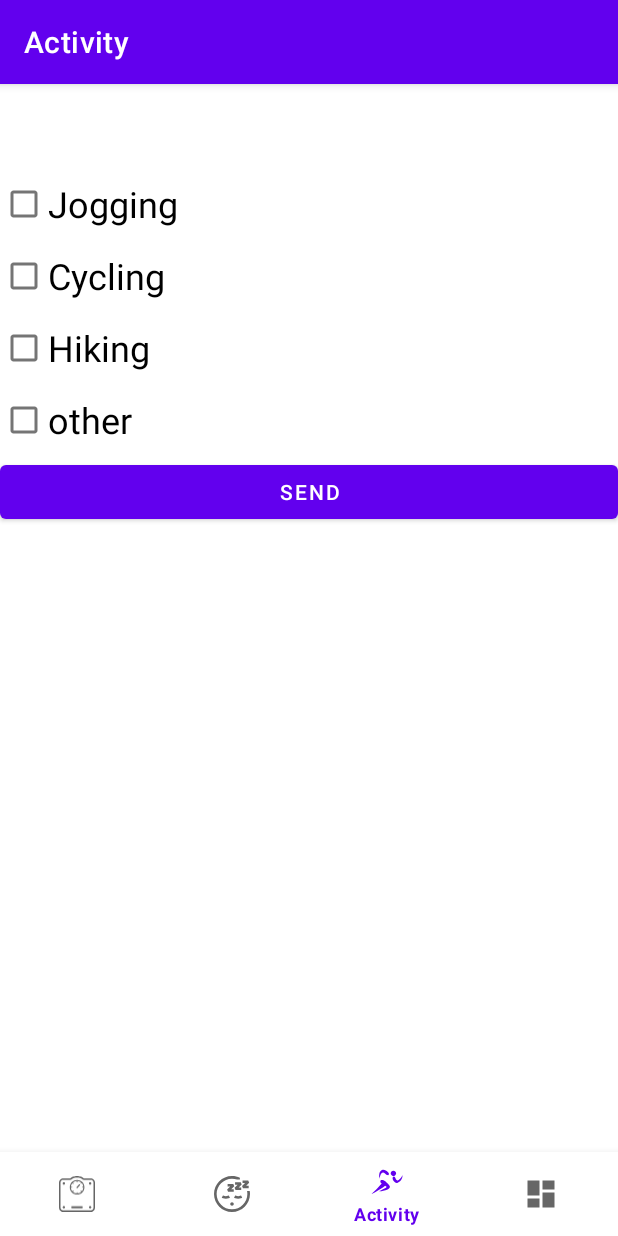
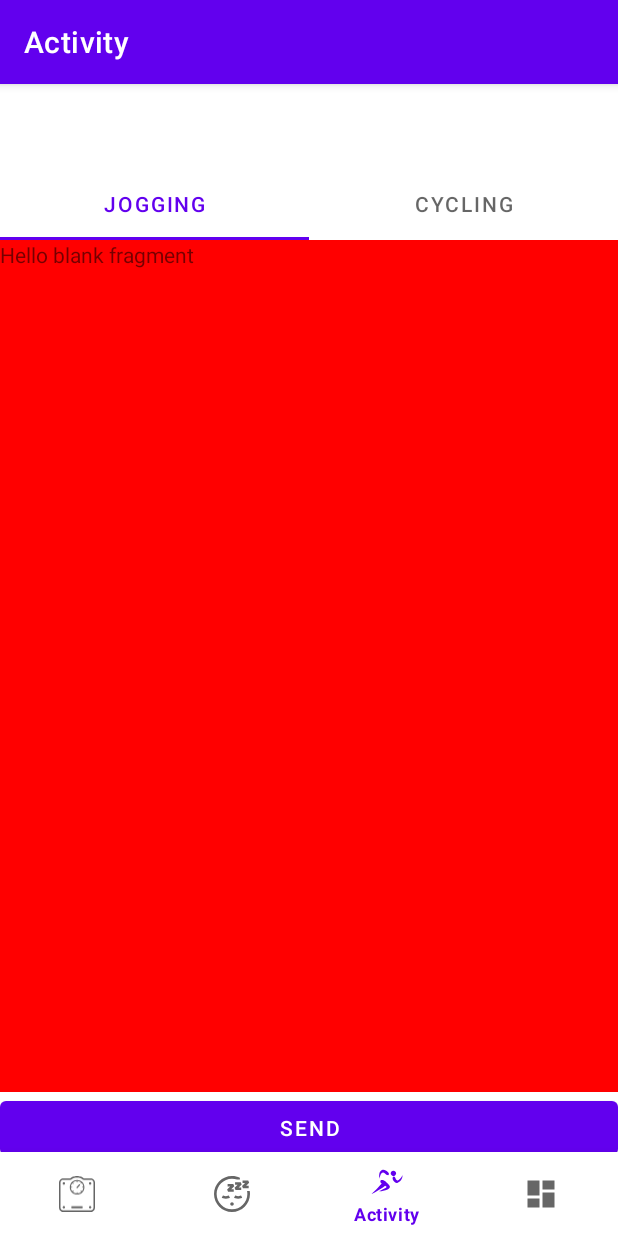
Before and after one commit to ChristianBlankenberg/MyFitnessLogger2023, an Android app: the ActivityFragment screen opened through its navigation route, on a phone screen of 412 x 824 dp. Run offline under Robolectric (Android 15) with nearby library versions, the phone set to English and light mode, and no system bars; our stand-ins replace Firebase (no records; nobody signed in at launch, a user with empty details on screens opened directly), navigation-ui; network calls fail; 1 statement that could not run was skipped.

Commit message:
- development increment (intermediate)

```diff
--- a/app/src/main/java/com/example/myfitnesslogger2023/ui/activity/ActivityFragment.kt
+++ b/app/src/main/java/com/example/myfitnesslogger2023/ui/activity/ActivityFragment.kt
@@ -47,7 +47,14 @@ class ActivityFragment : SendInfoBaseFragment() {
         _binding = FragmentActivityBinding.inflate(inflater, container, false)
         val root: View = binding.root
 
-        this.initialize(activityViewModel, binding.SendButton, binding.circularProgress)
+        this.initialize(activityViewModel,  binding.SendButton, binding.circularProgress)
+
+        val myFragmentPagerAdapter = MyFragmentPagerAdapter(context, childFragmentManager, 2)
+        myFragmentPagerAdapter.addFragment(JoggingFragment(), context?.resources?.getText(R.string.jogging).toString())
+        myFragmentPagerAdapter.addFragment(CyclingFragment(), context?.resources?.getText(R.string.cycling).toString())
+
+        binding.activityTypeTabs.setupWithViewPager(binding.activitiesView)
+        binding.activitiesView.adapter = myFragmentPagerAdapter
 
         this.initializeCheckBoxes()
         this.checkPanelVisibilties()
@@ -58,7 +65,7 @@ class ActivityFragment : SendInfoBaseFragment() {
     }
 
     private fun initializeCheckBoxes() {
-        binding.joggingCB.setOnClickListener {
+/*        binding.joggingCB.setOnClickListener {
             this.onCBChecked(it as MaterialCheckBox)
         }
         binding.cyclingCB.setOnClickListener {
@@ -69,11 +76,11 @@ class ActivityFragment : SendInfoBaseFragment() {
         }
         binding.otherCB.setOnClickListener {
             this.onCBChecked(it as MaterialCheckBox)
-        }
+        }*/
     }
 
     private fun onCBChecked(cb: MaterialCheckBox?) {
-        if (cb != binding.joggingCB) {
+/*        if (cb != binding.joggingCB) {
             binding.joggingCB.isChecked = false;
         }
         if (cb != binding.cyclingCB) {
@@ -84,22 +91,22 @@ class ActivityFragment : SendInfoBaseFragment() {
         }
         if (cb != binding.otherCB) {
             binding.otherCB.isChecked = false;
-        }
+        }*/
 
         checkPanelVisibilties()
     }
 
     private fun checkPanelVisibilties()
     {
-        binding.joggingPanel.isVisible = binding.joggingCB.isChecked
+/*        binding.joggingPanel.isVisible = binding.joggingCB.isChecked
         binding.cyclingCBPanel.isVisible = binding.cyclingCB.isChecked
         binding.hikingCBPanel.isVisible = binding.hikingCB.isChecked
-        binding.otherCBPanel.isVisible = binding.otherCB.isChecked
+        binding.otherCBPanel.isVisible = binding.otherCB.isChecked*/
     }
 
     private fun initializeCaloriesNumberPickers()
     {
-        binding.joggingCalories.minValue = 1
+       /* binding.joggingCalories.minValue = 1
         binding.joggingCalories.maxValue = 3000
         binding.joggingCalories.value = 100
 
@@ -113,14 +120,16 @@ class ActivityFragment : SendInfoBaseFragment() {
 
         binding.otherCalories.minValue = 1
         binding.otherCalories.maxValue = 3000
-        binding.otherCalories.value = 100
+        binding.otherCalories.value = 100*/
     }
 
     private fun initializeDurationNumberPickers()
     {
+/*
         initializeDurationNumberPickers(binding.joggingDurationHours, binding.joggingDurationMinutes)
         initializeDurationNumberPickers(binding.cyclingDurationHours, binding.cyclingDurationMinutes)
         initializeDurationNumberPickers(binding.hikingDurationHours, binding.hikingDurationMinutes)
         initializeDurationNumberPickers(binding.otherDurationHours, binding.otherDurationMinutes)
+*/
     }
 }
--- /dev/null
+++ b/app/src/main/java/com/example/myfitnesslogger2023/ui/activity/CyclingFragment.kt
@@ -0,0 +1,60 @@
+package com.example.myfitnesslogger2023.ui.activity
+
+import android.os.Bundle
+import androidx.fragment.app.Fragment
+import android.view.LayoutInflater
+import android.view.View
+import android.view.ViewGroup
+import com.example.myfitnesslogger2023.R
+
+// TODO: Rename parameter arguments, choose names that match
+// the fragment initialization parameters, e.g. ARG_ITEM_NUMBER
+private const val ARG_PARAM1 = "param1"
+private const val ARG_PARAM2 = "param2"
+
+/**
+ * A simple [Fragment] subclass.
+ * Use the [CyclingFragment.newInstance] factory method to
+ * create an instance of this fragment.
+ */
+class CyclingFragment : Fragment() {
+    // TODO: Rename and change types of parameters
+    private var param1: String? = null
+    private var param2: String? = null
+
+    override fun onCreate(savedInstanceState: Bundle?) {
+        super.onCreate(savedInstanceState)
+        arguments?.let {
+            param1 = it.getString(ARG_PARAM1)
+            param2 = it.getString(ARG_PARAM2)
+        }
+    }
+
+    override fun onCreateView(
+        inflater: LayoutInflater, container: ViewGroup?,
+        savedInstanceState: Bundle?
+    ): View? {
+        // Inflate the layout for this fragment
+        return inflater.inflate(R.layout.fragment_cycling, container, false)
+    }
+
+    companion object {
+        /**
+         * Use this factory method to create a new instance of
+         * this fragment using the provided parameters.
+         *
+         * @param param1 Parameter 1.
+         * @param param2 Parameter 2.
+         * @return A new instance of fragment CyclingFragment.
+         */
+        // TODO: Rename and change types and number of parameters
+        @JvmStatic
+        fun newInstance(param1: String, param2: String) =
+            CyclingFragment().apply {
+                arguments = Bundle().apply {
+                    putString(ARG_PARAM1, param1)
+                    putString(ARG_PARAM2, param2)
+                }
+            }
+    }
+}
--- /dev/null
+++ b/app/src/main/java/com/example/myfitnesslogger2023/ui/activity/JoggingFragment.kt
@@ -0,0 +1,60 @@
+package com.example.myfitnesslogger2023.ui.activity
+
+import android.os.Bundle
+import androidx.fragment.app.Fragment
+import android.view.LayoutInflater
+import android.view.View
+import android.view.ViewGroup
+import com.example.myfitnesslogger2023.R
+
+// TODO: Rename parameter arguments, choose names that match
+// the fragment initialization parameters, e.g. ARG_ITEM_NUMBER
+private const val ARG_PARAM1 = "param1"
+private const val ARG_PARAM2 = "param2"
+
+/**
+ * A simple [Fragment] subclass.
+ * Use the [JoggingFragment.newInstance] factory method to
+ * create an instance of this fragment.
+ */
+class JoggingFragment : Fragment() {
+    // TODO: Rename and change types of parameters
+    private var param1: String? = null
+    private var param2: String? = null
+
+    override fun onCreate(savedInstanceState: Bundle?) {
+        super.onCreate(savedInstanceState)
+        arguments?.let {
+            param1 = it.getString(ARG_PARAM1)
+            param2 = it.getString(ARG_PARAM2)
+        }
+    }
+
+    override fun onCreateView(
+        inflater: LayoutInflater, container: ViewGroup?,
+        savedInstanceState: Bundle?
+    ): View? {
+        // Inflate the layout for this fragment
+        return inflater.inflate(R.layout.fragment_jogging, container, false)
+    }
+
+    companion object {
+        /**
+         * Use this factory method to create a new instance of
+         * this fragment using the provided parameters.
+         *
+         * @param param1 Parameter 1.
+         * @param param2 Parameter 2.
+         * @return A new instance of fragment JoggingFragment.
+         */
+        // TODO: Rename and change types and number of parameters
+        @JvmStatic
+        fun newInstance(param1: String, param2: String) =
+            JoggingFragment().apply {
+                arguments = Bundle().apply {
+                    putString(ARG_PARAM1, param1)
+                    putString(ARG_PARAM2, param2)
+                }
+            }
+    }
+}
--- /dev/null
+++ b/app/src/main/java/com/example/myfitnesslogger2023/ui/activity/MyFragmentPagerAdapter.kt
@@ -0,0 +1,30 @@
+package com.example.myfitnesslogger2023.ui.activity
+
+import android.content.Context
+import androidx.fragment.app.Fragment
+import androidx.fragment.app.FragmentManager
+import androidx.fragment.app.FragmentPagerAdapter
+
+class MyFragmentPagerAdapter(private val myContext: Context?, fm: FragmentManager, internal var totalTabs: Int) : FragmentPagerAdapter(fm){
+
+    private val fragments = ArrayList<Fragment>()
+    private val titles = ArrayList<String>()
+
+    fun addFragment(fragment : Fragment, title : String)
+    {
+        fragments.add(fragment);
+        titles.add(title)
+    }
+
+    override fun getCount(): Int {
+        return fragments.count();
+    }
+
+    override fun getItem(position: Int): Fragment {
+        return fragments.get(position);
+    }
+
+    override fun getPageTitle(position: Int): CharSequence? {
+        return titles.get(position)
+    }
+}
--- a/app/src/main/res/layout/fragment_activity.xml
+++ b/app/src/main/res/layout/fragment_activity.xml
@@ -1,20 +1,17 @@
 <?xml version="1.0" encoding="utf-8"?>
 <FrameLayout xmlns:android="http://schemas.android.com/apk/res/android"
+    xmlns:app="http://schemas.android.com/apk/res-auto"
     xmlns:tools="http://schemas.android.com/tools"
     android:layout_width="match_parent"
     android:layout_height="match_parent"
     tools:context=".ui.activity.ActivityFragment">
 
-    <ScrollView
+    <androidx.constraintlayout.widget.ConstraintLayout
         android:layout_width="match_parent"
         android:layout_height="match_parent">
 
-        <androidx.appcompat.widget.LinearLayoutCompat
-            android:layout_width="match_parent"
-            android:layout_height="match_parent"
-            android:orientation="vertical">
 
-            <androidx.appcompat.widget.LinearLayoutCompat
+        <!--      <androidx.appcompat.widget.LinearLayoutCompat
                 android:layout_width="match_parent"
                 android:layout_height="wrap_content"
                 android:orientation="vertical">
@@ -299,12 +296,41 @@
                 </androidx.appcompat.widget.LinearLayoutCompat>
 
             </androidx.appcompat.widget.LinearLayoutCompat>
+-->
+
+        <com.google.android.material.tabs.TabLayout
+            android:id="@+id/activityTypeTabs"
+            android:layout_width="match_parent"
+            android:layout_height="wrap_content"
+            app:layout_constraintTop_toTopOf="parent">
+
+            <com.google.android.material.tabs.TabItem
+                android:layout_width="wrap_content"
+                android:layout_height="match_parent"
+                android:text="@string/info" />
+
+            <com.google.android.material.tabs.TabItem
+                android:layout_width="wrap_content"
+                android:layout_height="match_parent"
+                android:text="@string/cycling" />
+
+        </com.google.android.material.tabs.TabLayout>
+
+        <androidx.viewpager.widget.ViewPager
+            android:id="@+id/activitiesView"
+            android:layout_width="match_parent"
+            android:layout_height="0dp"
+            app:layout_constraintBottom_toTopOf="@+id/SendButton"
+            app:layout_constraintTop_toBottomOf="@+id/activityTypeTabs" />
+
+
 
         <Button
             android:id="@+id/SendButton"
             android:layout_width="match_parent"
             android:layout_height="wrap_content"
-                android:text="Send" />
+            android:text="@string/send"
+            app:layout_constraintBottom_toTopOf="@+id/circularProgress" />
 
         <com.google.android.material.progressindicator.CircularProgressIndicator
             android:id="@+id/circularProgress"
@@ -312,12 +338,8 @@
             android:layout_height="wrap_content"
             android:layout_gravity="center_horizontal"
             android:indeterminate="true"
-                android:visibility="invisible" />
+            android:visibility="invisible"
+            app:layout_constraintBottom_toBottomOf="parent" />
 
-            <com.google.android.material.navigation.NavigationView
-                android:layout_width="match_parent"
-                android:layout_height="match_parent" />
-
-        </androidx.appcompat.widget.LinearLayoutCompat>
-    </ScrollView>
+    </androidx.constraintlayout.widget.ConstraintLayout>
 </FrameLayout>
--- /dev/null
+++ b/app/src/main/res/layout/fragment_cycling.xml
@@ -0,0 +1,15 @@
+<?xml version="1.0" encoding="utf-8"?>
+<FrameLayout xmlns:android="http://schemas.android.com/apk/res/android"
+    xmlns:tools="http://schemas.android.com/tools"
+    android:layout_width="match_parent"
+    android:layout_height="match_parent"
+    tools:context=".ui.activity.CyclingFragment"
+    android:background="#FF00FF00">
+
+    <!-- TODO: Update blank fragment layout -->
+    <TextView
+        android:layout_width="match_parent"
+        android:layout_height="match_parent"
+        android:text="@string/hello_blank_fragment" />
+
+</FrameLayout>
--- /dev/null
+++ b/app/src/main/res/layout/fragment_jogging.xml
@@ -0,0 +1,15 @@
+<?xml version="1.0" encoding="utf-8"?>
+<FrameLayout xmlns:android="http://schemas.android.com/apk/res/android"
+    xmlns:tools="http://schemas.android.com/tools"
+    android:layout_width="match_parent"
+    android:layout_height="match_parent"
+    tools:context=".ui.activity.JoggingFragment"
+    android:background="#FFFF0000">
+
+    <!-- TODO: Update blank fragment layout -->
+    <TextView
+        android:layout_width="match_parent"
+        android:layout_height="match_parent"
+        android:text="@string/hello_blank_fragment" />
+
+</FrameLayout>
--- a/app/src/main/res/values/strings.xml
+++ b/app/src/main/res/values/strings.xml
@@ -16,4 +16,9 @@
 
     <string name="duration">Duration</string>
     <string name="calories">Calories</string>
+    <string name="send">Send</string>
+
+
+    <!-- TODO: Remove or change this placeholder text -->
+    <string name="hello_blank_fragment">Hello blank fragment</string>
 </resources>
--- a/build.gradle
+++ b/build.gradle
@@ -6,7 +6,7 @@ buildscript {
     }
     dependencies {
         classpath "com.android.tools.build:gradle:7.0.3"
-        classpath "org.jetbrains.kotlin:kotlin-gradle-plugin:1.5.20"
+        classpath 'org.jetbrains.kotlin:kotlin-gradle-plugin:1.6.10'
 
         // NOTE: Do not place your application dependencies here; they belong
         // in the individual module build.gradle files
```
Lines whose indentation alone changed are shown as unchanged.
